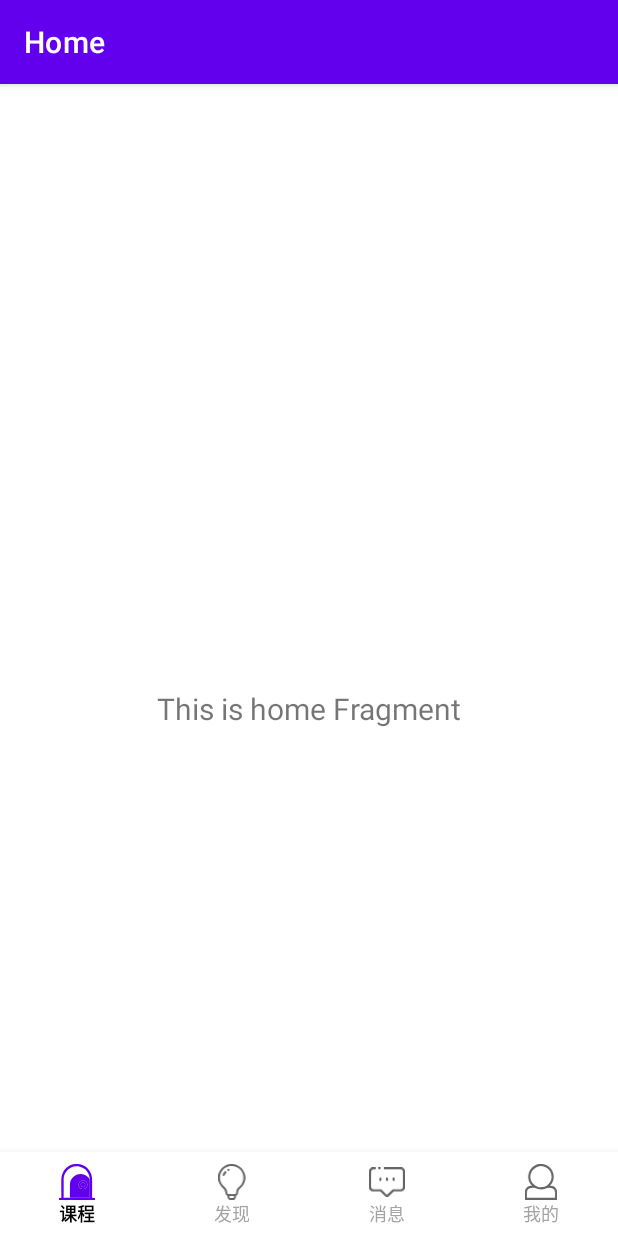
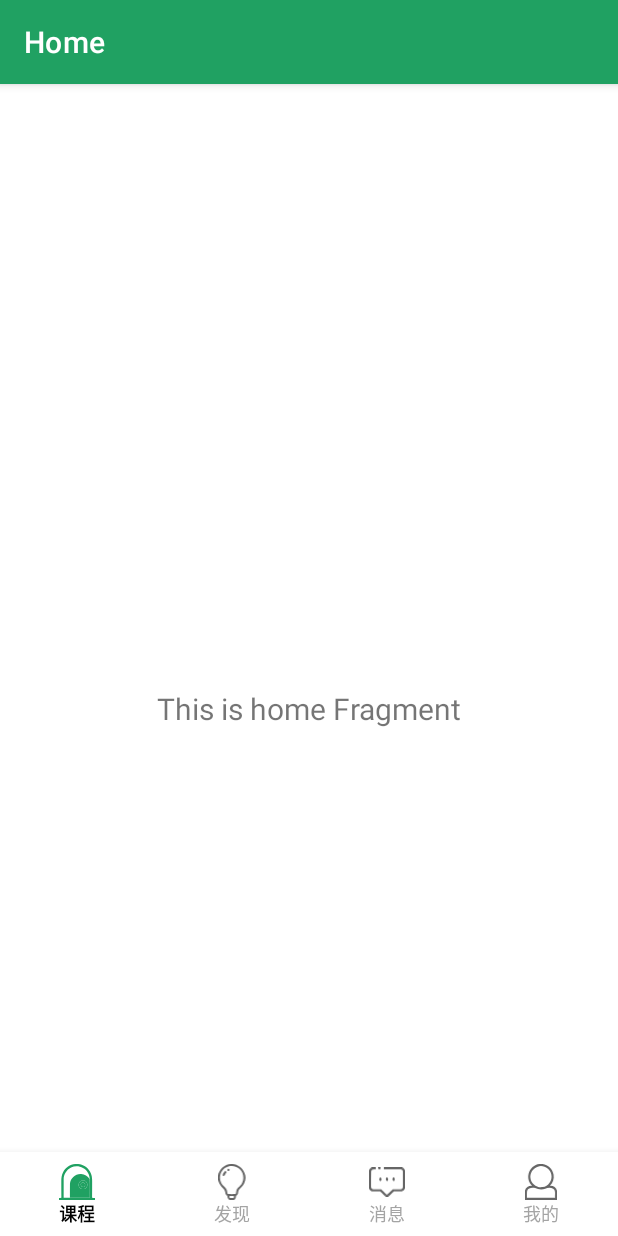
Before and after one commit to snakefch/MapleLeaves, an Android app: the screen it shows after launch (MainActivity), on a phone screen of 412 x 824 dp. Run offline under Robolectric (Android 15) with nearby library versions, the phone set to English and light mode, and no system bars; our stand-ins replace navigation-ui.

Commit message:
修改主题颜色与底部导航栏字体大小
Signed-off-by: Bamboo <1472902174@qq.com>

```diff
--- a/app/src/main/res/layout/activity_main.xml
+++ b/app/src/main/res/layout/activity_main.xml
@@ -14,8 +14,8 @@
         android:layout_marginEnd="0dp"
         android:background="?android:attr/windowBackground"
         app:itemBackground="@null"
-        app:itemTextAppearanceActive="@style/BottomTabTextStyle"
-        app:itemTextAppearanceInactive="@style/BottomTabTextStyle"
+        app:itemTextAppearanceActive="@style/BottomTabTextStyleActive"
+        app:itemTextAppearanceInactive="@style/BottomTabTextStyleInactive"
         app:itemTextColor="@drawable/home_navigation_color_selector"
         app:labelVisibilityMode="labeled"
         app:layout_constraintBottom_toBottomOf="parent"
--- a/app/src/main/res/layout/fragment_home.xml
+++ b/app/src/main/res/layout/fragment_home.xml
@@ -19,4 +19,5 @@
         app:layout_constraintEnd_toEndOf="parent"
         app:layout_constraintStart_toStartOf="parent"
         app:layout_constraintTop_toTopOf="parent" />
+
 </androidx.constraintlayout.widget.ConstraintLayout>
--- a/app/src/main/res/values/colors.xml
+++ b/app/src/main/res/values/colors.xml
@@ -7,4 +7,6 @@
     <color name="teal_700">#FF018786</color>
     <color name="black">#FF000000</color>
     <color name="white">#FFFFFFFF</color>
+
+    <color name="cuilv">#20A162</color>
 </resources>
--- a/app/src/main/res/values/themes.xml
+++ b/app/src/main/res/values/themes.xml
@@ -2,8 +2,8 @@
     <!-- Base application theme. -->
     <style name="Theme.MapleLeaves" parent="Theme.MaterialComponents.DayNight.DarkActionBar">
         <!-- Primary brand color. -->
-        <item name="colorPrimary">@color/purple_500</item>
-        <item name="colorPrimaryVariant">@color/purple_700</item>
+        <item name="colorPrimary">@color/cuilv</item>
+        <item name="colorPrimaryVariant">@color/cuilv</item>
         <item name="colorOnPrimary">@color/white</item>
         <!-- Secondary brand color. -->
         <item name="colorSecondary">@color/teal_200</item>
@@ -15,7 +15,10 @@
     </style>
 
     <!-- 底部导航栏字体样式 -->
-    <style name="BottomTabTextStyle" >
+    <style name="BottomTabTextStyleActive" >
+        <item name="android:textSize">12sp</item>
+    </style>
+    <style name="BottomTabTextStyleInactive" >
         <item name="android:textSize">12sp</item>
     </style>
 </resources>
```
